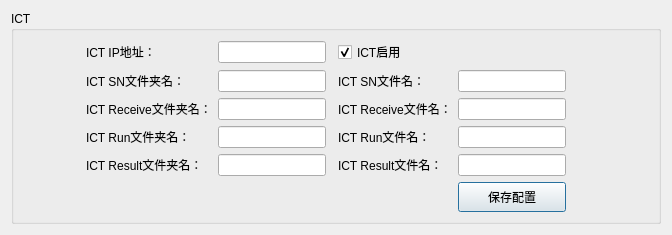
Above: ict_mes_dialog.ui from eveningwyn/ICT_UR10 before the change. Below: the same form after it.
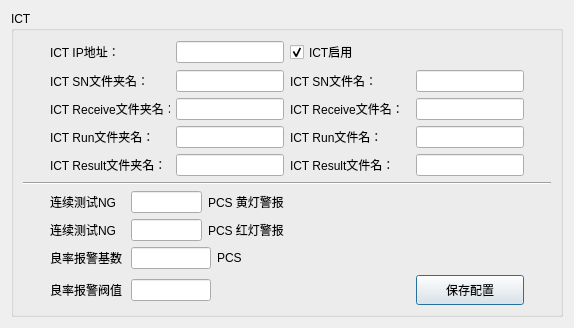
That is the form after the change. Icons and pictures are not drawn.

The edit to the form file:
```diff
--- a/ict_mes_dialog.ui
+++ b/ict_mes_dialog.ui
@@ -6,10 +6,16 @@
    <rect>
     <x>0</x>
     <y>0</y>
-    <width>672</width>
-    <height>210</height>
+    <width>574</width>
+    <height>303</height>
    </rect>
   </property>
+  <property name="maximumSize">
+   <size>
+    <width>580</width>
+    <height>304</height>
+   </size>
+  </property>
   <property name="windowTitle">
    <string>ICT配置</string>
   </property>
@@ -24,29 +30,48 @@
       <string>ICT</string>
      </property>
      <layout class="QGridLayout" name="gridLayout">
-      <item row="0" column="0">
-       <spacer name="horizontalSpacer_2">
-        <property name="orientation">
-         <enum>Qt::Horizontal</enum>
-        </property>
-        <property name="sizeHint" stdset="0">
-         <size>
-          <width>40</width>
-          <height>20</height>
-         </size>
-        </property>
-       </spacer>
-      </item>
-      <item row="2" column="1">
-       <widget class="QLabel" name="label_Receive_FileName">
+      <item row="1" column="1">
+       <widget class="QLabel" name="label_SN_FileName">
         <property name="sizePolicy">
          <sizepolicy hsizetype="Fixed" vsizetype="Preferred">
           <horstretch>0</horstretch>
           <verstretch>0</verstretch>
          </sizepolicy>
         </property>
+        <property name="minimumSize">
+         <size>
+          <width>120</width>
+          <height>0</height>
+         </size>
+        </property>
+        <property name="maximumSize">
+         <size>
+          <width>120</width>
+          <height>16777215</height>
+         </size>
+        </property>
         <property name="text">
-         <string>ICT Receive文件夹名：</string>
+         <string>ICT SN文件夹名：</string>
+        </property>
+       </widget>
+      </item>
+      <item row="0" column="3">
+       <widget class="QCheckBox" name="checkBox_ICT_Enable">
+        <property name="text">
+         <string>ICT启用</string>
+        </property>
+        <property name="checked">
+         <bool>true</bool>
+        </property>
+       </widget>
+      </item>
+      <item row="0" column="2">
+       <widget class="QLineEdit" name="lineEdit_ICT_IP_Addr">
+        <property name="sizePolicy">
+         <sizepolicy hsizetype="Fixed" vsizetype="Fixed">
+          <horstretch>0</horstretch>
+          <verstretch>0</verstretch>
+         </sizepolicy>
         </property>
        </widget>
       </item>
@@ -58,14 +83,89 @@
           <verstretch>0</verstretch>
          </sizepolicy>
         </property>
+        <property name="minimumSize">
+         <size>
+          <width>120</width>
+          <height>0</height>
+         </size>
+        </property>
+        <property name="maximumSize">
+         <size>
+          <width>120</width>
+          <height>16777215</height>
+         </size>
+        </property>
         <property name="text">
          <string>ICT IP地址：</string>
         </property>
        </widget>
       </item>
-      <item row="2" column="5">
-       <widget class="QLineEdit" name="lineEdit_Receive_Name">
+      <item row="1" column="3">
+       <widget class="QLabel" name="label_SN_Name">
         <property name="sizePolicy">
+         <sizepolicy hsizetype="Fixed" vsizetype="Preferred">
+          <horstretch>0</horstretch>
+          <verstretch>0</verstretch>
+         </sizepolicy>
+        </property>
+        <property name="text">
+         <string>ICT SN文件名：</string>
+        </property>
+       </widget>
+      </item>
+      <item row="4" column="1">
+       <widget class="QLabel" name="label_Result_FileName">
+        <property name="sizePolicy">
+         <sizepolicy hsizetype="Fixed" vsizetype="Preferred">
+          <horstretch>0</horstretch>
+          <verstretch>0</verstretch>
+         </sizepolicy>
+        </property>
+        <property name="minimumSize">
+         <size>
+          <width>100</width>
+          <height>0</height>
+         </size>
+        </property>
+        <property name="maximumSize">
+         <size>
+          <width>120</width>
+          <height>16777215</height>
+         </size>
+        </property>
+        <property name="text">
+         <string>ICT Result文件夹名：</string>
+        </property>
+       </widget>
+      </item>
+      <item row="3" column="1">
+       <widget class="QLabel" name="label_Run_FileName">
+        <property name="sizePolicy">
+         <sizepolicy hsizetype="Fixed" vsizetype="Preferred">
+          <horstretch>0</horstretch>
+          <verstretch>0</verstretch>
+         </sizepolicy>
+        </property>
+        <property name="minimumSize">
+         <size>
+          <width>120</width>
+          <height>0</height>
+         </size>
+        </property>
+        <property name="maximumSize">
+         <size>
+          <width>120</width>
+          <height>16777215</height>
+         </size>
+        </property>
+        <property name="text">
+         <string>ICT Run文件夹名：</string>
+        </property>
+       </widget>
+      </item>
+      <item row="1" column="4">
+       <widget class="QLineEdit" name="lineEdit_SN_Name">
+        <property name="sizePolicy">
          <sizepolicy hsizetype="Fixed" vsizetype="Fixed">
           <horstretch>0</horstretch>
           <verstretch>0</verstretch>
@@ -73,7 +173,52 @@
         </property>
        </widget>
       </item>
-      <item row="2" column="4">
+      <item row="1" column="2">
+       <widget class="QLineEdit" name="lineEdit_SN_FileName">
+        <property name="sizePolicy">
+         <sizepolicy hsizetype="Fixed" vsizetype="Fixed">
+          <horstretch>0</horstretch>
+          <verstretch>0</verstretch>
+         </sizepolicy>
+        </property>
+       </widget>
+      </item>
+      <item row="2" column="2">
+       <widget class="QLineEdit" name="lineEdit_Receive_FileName">
+        <property name="sizePolicy">
+         <sizepolicy hsizetype="Fixed" vsizetype="Fixed">
+          <horstretch>0</horstretch>
+          <verstretch>0</verstretch>
+         </sizepolicy>
+        </property>
+       </widget>
+      </item>
+      <item row="2" column="1">
+       <widget class="QLabel" name="label_Receive_FileName">
+        <property name="sizePolicy">
+         <sizepolicy hsizetype="Fixed" vsizetype="Preferred">
+          <horstretch>0</horstretch>
+          <verstretch>0</verstretch>
+         </sizepolicy>
+        </property>
+        <property name="minimumSize">
+         <size>
+          <width>120</width>
+          <height>0</height>
+         </size>
+        </property>
+        <property name="maximumSize">
+         <size>
+          <width>120</width>
+          <height>16777215</height>
+         </size>
+        </property>
+        <property name="text">
+         <string>ICT Receive文件夹名：</string>
+        </property>
+       </widget>
+      </item>
+      <item row="2" column="3">
        <widget class="QLabel" name="label_Receive_Name">
         <property name="sizePolicy">
          <sizepolicy hsizetype="Fixed" vsizetype="Preferred">
@@ -81,25 +226,54 @@
           <verstretch>0</verstretch>
          </sizepolicy>
         </property>
+        <property name="minimumSize">
+         <size>
+          <width>120</width>
+          <height>0</height>
+         </size>
+        </property>
+        <property name="maximumSize">
+         <size>
+          <width>120</width>
+          <height>16777215</height>
+         </size>
+        </property>
         <property name="text">
          <string>ICT Receive文件名：</string>
         </property>
        </widget>
       </item>
-      <item row="4" column="4">
-       <widget class="QLabel" name="label_Result_Name_2">
+      <item row="2" column="4">
+       <widget class="QLineEdit" name="lineEdit_Receive_Name">
         <property name="sizePolicy">
-         <sizepolicy hsizetype="Fixed" vsizetype="Preferred">
+         <sizepolicy hsizetype="Fixed" vsizetype="Fixed">
           <horstretch>0</horstretch>
           <verstretch>0</verstretch>
          </sizepolicy>
         </property>
-        <property name="text">
-         <string>ICT Result文件名：</string>
+       </widget>
+      </item>
+      <item row="3" column="2">
+       <widget class="QLineEdit" name="lineEdit_Run_FileName">
+        <property name="sizePolicy">
+         <sizepolicy hsizetype="Fixed" vsizetype="Fixed">
+          <horstretch>0</horstretch>
+          <verstretch>0</verstretch>
+         </sizepolicy>
         </property>
        </widget>
       </item>
       <item row="3" column="4">
+       <widget class="QLineEdit" name="lineEdit_Run_Name">
+        <property name="sizePolicy">
+         <sizepolicy hsizetype="Fixed" vsizetype="Fixed">
+          <horstretch>0</horstretch>
+          <verstretch>0</verstretch>
+         </sizepolicy>
+        </property>
+       </widget>
+      </item>
+      <item row="3" column="3">
        <widget class="QLabel" name="label_Run_Name">
         <property name="sizePolicy">
          <sizepolicy hsizetype="Fixed" vsizetype="Preferred">
@@ -112,18 +286,174 @@
         </property>
        </widget>
       </item>
-      <item row="1" column="5">
-       <widget class="QLineEdit" name="lineEdit_SN_Name">
-        <property name="sizePolicy">
-         <sizepolicy hsizetype="Fixed" vsizetype="Fixed">
-          <horstretch>0</horstretch>
-          <verstretch>0</verstretch>
-         </sizepolicy>
-        </property>
-       </widget>
+      <item row="10" column="1" colspan="2">
+       <layout class="QHBoxLayout" name="horizontalLayout_4">
+        <item>
+         <widget class="QLabel" name="label_6">
+          <property name="minimumSize">
+           <size>
+            <width>75</width>
+            <height>0</height>
+           </size>
+          </property>
+          <property name="maximumSize">
+           <size>
+            <width>75</width>
+            <height>16777215</height>
+           </size>
+          </property>
+          <property name="text">
+           <string>良率报警阀值</string>
+          </property>
+         </widget>
+        </item>
+        <item>
+         <widget class="QLineEdit" name="lineEdit_Yield_limit">
+          <property name="maximumSize">
+           <size>
+            <width>80</width>
+            <height>16777215</height>
+           </size>
+          </property>
+         </widget>
+        </item>
+        <item>
+         <spacer name="horizontalSpacer_16">
+          <property name="orientation">
+           <enum>Qt::Horizontal</enum>
+          </property>
+          <property name="sizeHint" stdset="0">
+           <size>
+            <width>40</width>
+            <height>20</height>
+           </size>
+          </property>
+         </spacer>
+        </item>
+       </layout>
       </item>
-      <item row="2" column="2">
-       <widget class="QLineEdit" name="lineEdit_Receive_FileName">
+      <item row="6" column="1" rowspan="2" colspan="2">
+       <layout class="QHBoxLayout" name="horizontalLayout">
+        <item>
+         <widget class="QLabel" name="label">
+          <property name="minimumSize">
+           <size>
+            <width>75</width>
+            <height>0</height>
+           </size>
+          </property>
+          <property name="maximumSize">
+           <size>
+            <width>75</width>
+            <height>16777215</height>
+           </size>
+          </property>
+          <property name="text">
+           <string>连续测试NG</string>
+          </property>
+         </widget>
+        </item>
+        <item>
+         <widget class="QLineEdit" name="lineEdit_yellow_limit">
+          <property name="maximumSize">
+           <size>
+            <width>80</width>
+            <height>16777215</height>
+           </size>
+          </property>
+         </widget>
+        </item>
+        <item>
+         <widget class="QLabel" name="label_2">
+          <property name="text">
+           <string>PCS 黄灯警报</string>
+          </property>
+         </widget>
+        </item>
+       </layout>
+      </item>
+      <item row="9" column="1" colspan="2">
+       <layout class="QHBoxLayout" name="horizontalLayout_3">
+        <item>
+         <widget class="QLabel" name="label_5">
+          <property name="minimumSize">
+           <size>
+            <width>75</width>
+            <height>0</height>
+           </size>
+          </property>
+          <property name="maximumSize">
+           <size>
+            <width>75</width>
+            <height>16777215</height>
+           </size>
+          </property>
+          <property name="text">
+           <string>良率报警基数</string>
+          </property>
+         </widget>
+        </item>
+        <item>
+         <widget class="QLineEdit" name="lineEdit_Yield_base">
+          <property name="maximumSize">
+           <size>
+            <width>80</width>
+            <height>16777215</height>
+           </size>
+          </property>
+         </widget>
+        </item>
+        <item>
+         <widget class="QLabel" name="label_7">
+          <property name="text">
+           <string>PCS</string>
+          </property>
+         </widget>
+        </item>
+       </layout>
+      </item>
+      <item row="8" column="1" colspan="2">
+       <layout class="QHBoxLayout" name="horizontalLayout_2">
+        <item>
+         <widget class="QLabel" name="label_4">
+          <property name="minimumSize">
+           <size>
+            <width>75</width>
+            <height>0</height>
+           </size>
+          </property>
+          <property name="maximumSize">
+           <size>
+            <width>75</width>
+            <height>16777215</height>
+           </size>
+          </property>
+          <property name="text">
+           <string>连续测试NG</string>
+          </property>
+         </widget>
+        </item>
+        <item>
+         <widget class="QLineEdit" name="lineEdit_Red_limit">
+          <property name="maximumSize">
+           <size>
+            <width>80</width>
+            <height>16777215</height>
+           </size>
+          </property>
+         </widget>
+        </item>
+        <item>
+         <widget class="QLabel" name="label_3">
+          <property name="text">
+           <string>PCS 红灯警报</string>
+          </property>
+         </widget>
+        </item>
+       </layout>
+      </item>
+      <item row="4" column="4">
+       <widget class="QLineEdit" name="lineEdit_Result_Name">
         <property name="sizePolicy">
          <sizepolicy hsizetype="Fixed" vsizetype="Fixed">
           <horstretch>0</horstretch>
@@ -132,17 +462,20 @@
         </property>
        </widget>
       </item>
-      <item row="1" column="2">
-       <widget class="QLineEdit" name="lineEdit_SN_FileName">
+      <item row="4" column="3">
+       <widget class="QLabel" name="label_Result_Name_2">
         <property name="sizePolicy">
-         <sizepolicy hsizetype="Fixed" vsizetype="Fixed">
+         <sizepolicy hsizetype="Fixed" vsizetype="Preferred">
           <horstretch>0</horstretch>
           <verstretch>0</verstretch>
          </sizepolicy>
         </property>
+        <property name="text">
+         <string>ICT Result文件名：</string>
+        </property>
        </widget>
       </item>
-      <item row="5" column="5">
+      <item row="10" column="4">
        <widget class="QPushButton" name="pushButton_Save_ICT_Config">
         <property name="minimumSize">
          <size>
@@ -155,59 +488,10 @@
         </property>
        </widget>
       </item>
-      <item row="1" column="4">
-       <widget class="QLabel" name="label_SN_Name">
-        <property name="sizePolicy">
-         <sizepolicy hsizetype="Fixed" vsizetype="Preferred">
-          <horstretch>0</horstretch>
-          <verstretch>0</verstretch>
-         </sizepolicy>
-        </property>
-        <property name="text">
-         <string>ICT SN文件名：</string>
-        </property>
-       </widget>
-      </item>
-      <item row="4" column="1">
-       <widget class="QLabel" name="label_Result_FileName">
-        <property name="sizePolicy">
-         <sizepolicy hsizetype="Fixed" vsizetype="Preferred">
-          <horstretch>0</horstretch>
-          <verstretch>0</verstretch>
-         </sizepolicy>
-        </property>
-        <property name="text">
-         <string>ICT Result文件夹名：</string>
-        </property>
-       </widget>
-      </item>
-      <item row="0" column="2">
-       <widget class="QLineEdit" name="lineEdit_ICT_IP_Addr">
-        <property name="sizePolicy">
-         <sizepolicy hsizetype="Fixed" vsizetype="Fixed">
-          <horstretch>0</horstretch>
-          <verstretch>0</verstretch>
-         </sizepolicy>
-        </property>
-       </widget>
-      </item>
-      <item row="3" column="2">
-       <widget class="QLineEdit" name="lineEdit_Run_FileName">
-        <property name="sizePolicy">
-         <sizepolicy hsizetype="Fixed" vsizetype="Fixed">
-          <horstretch>0</horstretch>
-          <verstretch>0</verstretch>
-         </sizepolicy>
-        </property>
-       </widget>
-      </item>
-      <item row="3" column="5">
-       <widget class="QLineEdit" name="lineEdit_Run_Name">
-        <property name="sizePolicy">
-         <sizepolicy hsizetype="Fixed" vsizetype="Fixed">
-          <horstretch>0</horstretch>
-          <verstretch>0</verstretch>
-         </sizepolicy>
+      <item row="5" column="0" colspan="6">
+       <widget class="Line" name="line">
+        <property name="orientation">
+         <enum>Qt::Horizontal</enum>
         </property>
        </widget>
       </item>
@@ -221,195 +505,6 @@
         </property>
        </widget>
       </item>
-      <item row="4" column="5">
-       <widget class="QLineEdit" name="lineEdit_Result_Name">
-        <property name="sizePolicy">
-         <sizepolicy hsizetype="Fixed" vsizetype="Fixed">
-          <horstretch>0</horstretch>
-          <verstretch>0</verstretch>
-         </sizepolicy>
-        </property>
-       </widget>
-      </item>
-      <item row="3" column="1">
-       <widget class="QLabel" name="label_Run_FileName">
-        <property name="sizePolicy">
-         <sizepolicy hsizetype="Fixed" vsizetype="Preferred">
-          <horstretch>0</horstretch>
-          <verstretch>0</verstretch>
-         </sizepolicy>
-        </property>
-        <property name="text">
-         <string>ICT Run文件夹名：</string>
-        </property>
-       </widget>
-      </item>
-      <item row="0" column="5" colspan="2">
-       <spacer name="horizontalSpacer">
-        <property name="orientation">
-         <enum>Qt::Horizontal</enum>
-        </property>
-        <property name="sizeHint" stdset="0">
-         <size>
-          <width>191</width>
-          <height>20</height>
-         </size>
-        </property>
-       </spacer>
-      </item>
-      <item row="0" column="4">
-       <widget class="QCheckBox" name="checkBox_ICT_Enable">
-        <property name="text">
-         <string>ICT启用</string>
-        </property>
-        <property name="checked">
-         <bool>true</bool>
-        </property>
-       </widget>
-      </item>
-      <item row="1" column="6">
-       <spacer name="horizontalSpacer_9">
-        <property name="orientation">
-         <enum>Qt::Horizontal</enum>
-        </property>
-        <property name="sizeHint" stdset="0">
-         <size>
-          <width>40</width>
-          <height>20</height>
-         </size>
-        </property>
-       </spacer>
-      </item>
-      <item row="1" column="0">
-       <spacer name="horizontalSpacer_3">
-        <property name="orientation">
-         <enum>Qt::Horizontal</enum>
-        </property>
-        <property name="sizeHint" stdset="0">
-         <size>
-          <width>40</width>
-          <height>20</height>
-         </size>
-        </property>
-       </spacer>
-      </item>
-      <item row="2" column="0">
-       <spacer name="horizontalSpacer_4">
-        <property name="orientation">
-         <enum>Qt::Horizontal</enum>
-        </property>
-        <property name="sizeHint" stdset="0">
-         <size>
-          <width>40</width>
-          <height>20</height>
-         </size>
-        </property>
-       </spacer>
-      </item>
-      <item row="3" column="0">
-       <spacer name="horizontalSpacer_5">
-        <property name="orientation">
-         <enum>Qt::Horizontal</enum>
-        </property>
-        <property name="sizeHint" stdset="0">
-         <size>
-          <width>40</width>
-          <height>20</height>
-         </size>
-        </property>
-       </spacer>
-      </item>
-      <item row="4" column="0">
-       <spacer name="horizontalSpacer_6">
-        <property name="orientation">
-         <enum>Qt::Horizontal</enum>
-        </property>
-        <property name="sizeHint" stdset="0">
-         <size>
-          <width>40</width>
-          <height>20</height>
-         </size>
-        </property>
-       </spacer>
-      </item>
-      <item row="2" column="6">
-       <spacer name="horizontalSpacer_10">
-        <property name="orientation">
-         <enum>Qt::Horizontal</enum>
-        </property>
-        <property name="sizeHint" stdset="0">
-         <size>
-          <width>40</width>
-          <height>20</height>
-         </size>
-        </property>
-       </spacer>
-      </item>
-      <item row="3" column="6">
-       <spacer name="horizontalSpacer_11">
-        <property name="orientation">
-         <enum>Qt::Horizontal</enum>
-        </property>
-        <property name="sizeHint" stdset="0">
-         <size>
-          <width>40</width>
-          <height>20</height>
-         </size>
-        </property>
-       </spacer>
-      </item>
-      <item row="4" column="6">
-       <spacer name="horizontalSpacer_12">
-        <property name="orientation">
-         <enum>Qt::Horizontal</enum>
-        </property>
-        <property name="sizeHint" stdset="0">
-         <size>
-          <width>40</width>
-          <height>20</height>
-         </size>
-        </property>
-       </spacer>
-      </item>
-      <item row="5" column="6">
-       <spacer name="horizontalSpacer_14">
-        <property name="orientation">
-         <enum>Qt::Horizontal</enum>
-        </property>
-        <property name="sizeHint" stdset="0">
-         <size>
-          <width>40</width>
-          <height>20</height>
-         </size>
-        </property>
-       </spacer>
-      </item>
-      <item row="5" column="0" colspan="5">
-       <spacer name="horizontalSpacer_8">
-        <property name="orientation">
-         <enum>Qt::Horizontal</enum>
-        </property>
-        <property name="sizeHint" stdset="0">
-         <size>
-          <width>40</width>
-          <height>20</height>
-         </size>
-        </property>
-       </spacer>
-      </item>
-      <item row="1" column="1">
-       <widget class="QLabel" name="label_SN_FileName">
-        <property name="sizePolicy">
-         <sizepolicy hsizetype="Fixed" vsizetype="Preferred">
-          <horstretch>0</horstretch>
-          <verstretch>0</verstretch>
-         </sizepolicy>
-        </property>
-        <property name="text">
-         <string>ICT SN文件夹名：</string>
-        </property>
-       </widget>
-      </item>
      </layout>
     </widget>
    </item>
```
Left out of the diff: 1 changed line with no effect on the pictures.
